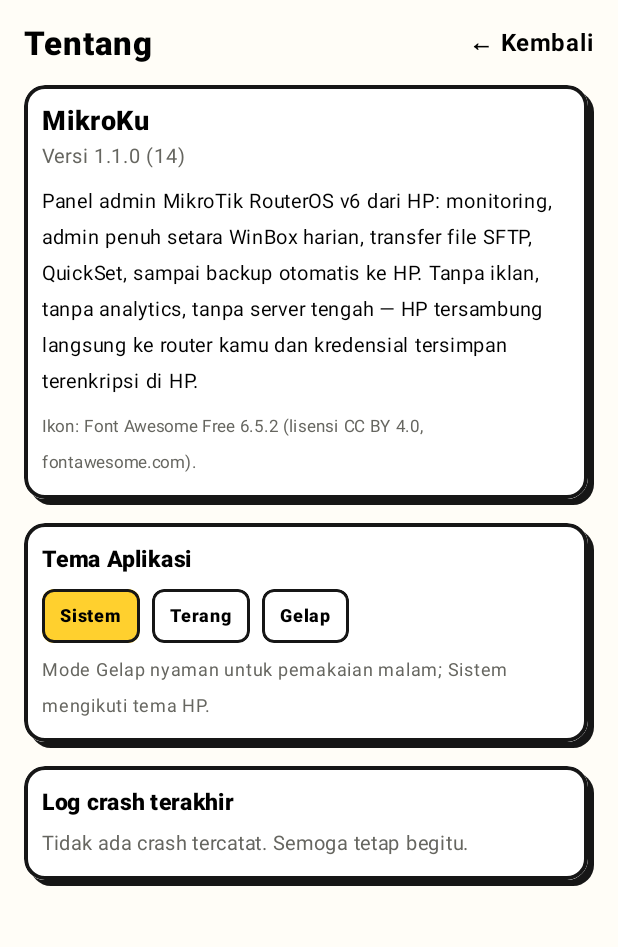
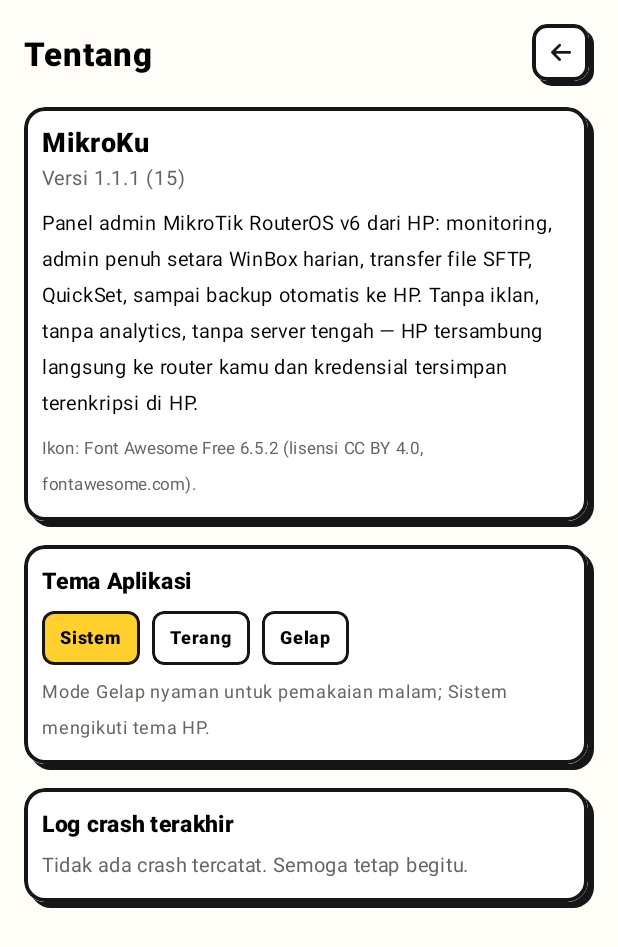
Before and after one commit to qioceky/mikroku, an Android app built with Jetpack Compose: the screen it shows after launch (MainActivity), after a tap on "Tentang", on a phone screen of 412 x 824 dp. Shown: the top 947 px of the screen. Run offline under Robolectric (Android 15) with nearby library versions, the phone set to English and light mode, and no system bars.

Commit message:
v1.1.1: Header navigasi baru — tombol ikon FA, tidak dobel
Menjawab screenshot user: 'Kembali' dan 'Menu' terasa kurang sreg.
- '← Kembali' + '← Menu' yang bertumpuk dua baris diganti: di dalam
  sub-layar kini hanya ADA SATU header (header router disembunyikan).
- Semua tombol kembali/muat ulang/batal yang tadinya teks polos kini
  tombol ikon persegi khas neobrutal (NeoIconButton) berikon Font
  Awesome (arrow-left / arrow-rotate-right, terverifikasi di cmap).
- Berlaku di semua layar: detail router, semua sub-layar (SectionHeader),
  Panduan, Tentang, Ubah Router, dan formulir CRUD.

```diff
--- a/app/build.gradle
+++ b/app/build.gradle
@@ -12,8 +12,8 @@ android {
         applicationId "id.mikroku"
         minSdk 26
         targetSdk 35
-        versionCode 14
-        versionName "1.1.0"
+        versionCode 15
+        versionName "1.1.1"
     }
 
     buildFeatures {
--- a/app/src/main/java/id/mikroku/ui/FaIcons.kt
+++ b/app/src/main/java/id/mikroku/ui/FaIcons.kt
@@ -48,6 +48,8 @@ object Fa {
     const val BOX = ""
     const val POWER = "⏻"
     const val FLOPPY = ""
+    const val ARROW_LEFT = ""
+    const val ROTATE_RIGHT = ""
 }
 
 private object FaTypeface {
--- a/app/src/main/java/id/mikroku/ui/InfoScreens.kt
+++ b/app/src/main/java/id/mikroku/ui/InfoScreens.kt
@@ -41,9 +41,9 @@ fun GuideScreen(onBack: () -> Unit) {
             .padding(16.dp)
             .verticalScroll(rememberScrollState())
     ) {
-        Row(Modifier.fillMaxWidth(), horizontalArrangement = Arrangement.SpaceBetween) {
+        Row(Modifier.fillMaxWidth(), horizontalArrangement = Arrangement.SpaceBetween, verticalAlignment = androidx.compose.ui.Alignment.CenterVertically) {
             Text("Panduan Koneksi", fontSize = 22.sp, fontWeight = FontWeight.Black)
-            Text("← Kembali", fontWeight = FontWeight.Bold, modifier = Modifier.clickable { onBack() })
+            NeoIconButton(Fa.ARROW_LEFT) { onBack() }
         }
         Spacer(Modifier.height(14.dp))
 
@@ -106,9 +106,9 @@ fun AboutScreen(onBack: () -> Unit) {
             .padding(16.dp)
             .verticalScroll(rememberScrollState())
     ) {
-        Row(Modifier.fillMaxWidth(), horizontalArrangement = Arrangement.SpaceBetween) {
+        Row(Modifier.fillMaxWidth(), horizontalArrangement = Arrangement.SpaceBetween, verticalAlignment = androidx.compose.ui.Alignment.CenterVertically) {
             Text("Tentang", fontSize = 22.sp, fontWeight = FontWeight.Black)
-            Text("← Kembali", fontWeight = FontWeight.Bold, modifier = Modifier.clickable { onBack() })
+            NeoIconButton(Fa.ARROW_LEFT) { onBack() }
         }
         Spacer(Modifier.height(14.dp))
 
--- a/app/src/main/java/id/mikroku/ui/RouterEditScreen.kt
+++ b/app/src/main/java/id/mikroku/ui/RouterEditScreen.kt
@@ -78,9 +78,9 @@ fun RouterEditScreen(
             .padding(16.dp)
             .verticalScroll(rememberScrollState())
     ) {
-        Row(Modifier.fillMaxWidth(), horizontalArrangement = Arrangement.SpaceBetween) {
+        Row(Modifier.fillMaxWidth(), horizontalArrangement = Arrangement.SpaceBetween, verticalAlignment = Alignment.CenterVertically) {
             Text(if (initial == null) "Tambah Router" else "Ubah Router", fontSize = 22.sp, fontWeight = FontWeight.Black)
-            Text("← Kembali", fontWeight = FontWeight.Bold, modifier = Modifier.clickable { onBack() })
+            NeoIconButton(Fa.ARROW_LEFT) { onBack() }
         }
         Spacer(Modifier.height(14.dp))
 
--- a/app/src/main/java/id/mikroku/ui/Theme.kt
+++ b/app/src/main/java/id/mikroku/ui/Theme.kt
@@ -11,6 +11,7 @@ import androidx.compose.foundation.layout.fillMaxWidth
 import androidx.compose.foundation.layout.height
 import androidx.compose.foundation.layout.offset
 import androidx.compose.foundation.layout.padding
+import androidx.compose.foundation.layout.size
 import androidx.compose.foundation.shape.RoundedCornerShape
 import androidx.compose.material3.MaterialTheme
 import androidx.compose.material3.Text
@@ -172,6 +173,31 @@ fun NeoButton(
     }
 }
 
+/** Tombol ikon persegi khas neobrutal — untuk navigasi (kembali, muat ulang, dll). */
+@Composable
+fun NeoIconButton(icon: String, modifier: Modifier = Modifier, onClick: () -> Unit) {
+    Box(modifier.padding(end = 3.dp, bottom = 3.dp)) {
+        Box(
+            Modifier
+                .matchParentSize()
+                .offset(x = 3.dp, y = 3.dp)
+                .clip(RoundedCornerShape(10.dp))
+                .background(Shadow)
+        )
+        Box(
+            Modifier
+                .size(38.dp)
+                .clip(RoundedCornerShape(10.dp))
+                .background(CardFill)
+                .border(2.5.dp, Ink, RoundedCornerShape(10.dp))
+                .clickable { onClick() },
+            contentAlignment = androidx.compose.ui.Alignment.Center
+        ) {
+            FaIcon(icon, size = 15.sp)
+        }
+    }
+}
+
 @Composable
 fun StatusDot(online: Boolean?, modifier: Modifier = Modifier) {
     val color = when (online) {
```
Also changed, not shown: app/src/main/java/id/mikroku/ui/CrudForm.kt (+4 -4 lines), app/src/main/java/id/mikroku/ui/NetworkScreens.kt (+7 -4 lines), app/src/main/java/id/mikroku/ui/RouterDetailScreen.kt (+13 -8 lines).
